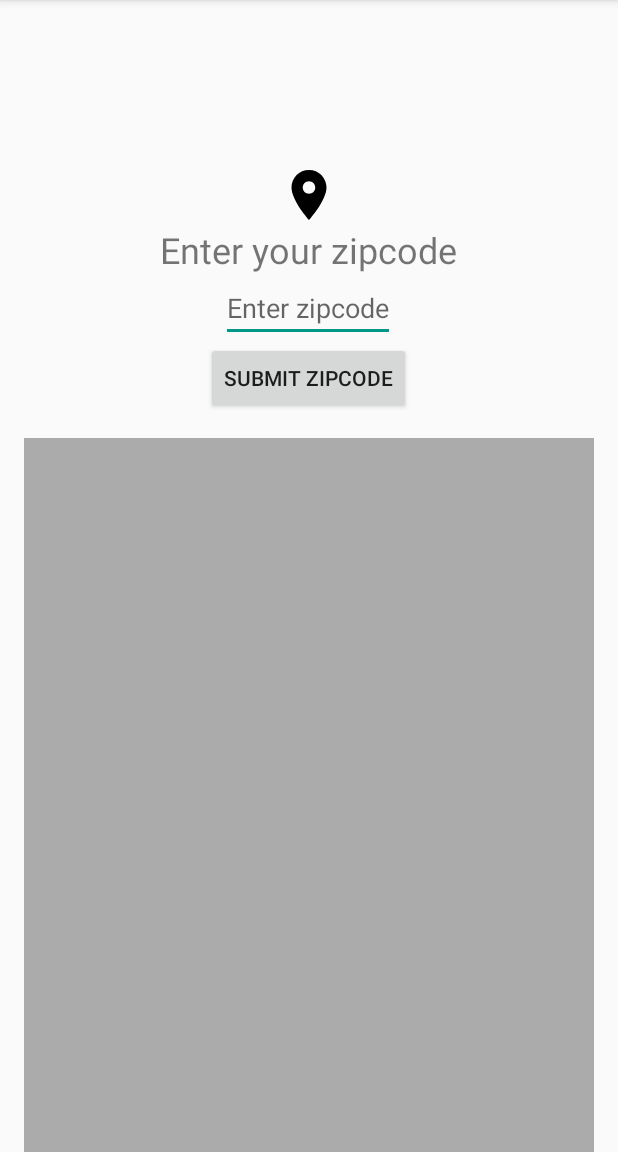
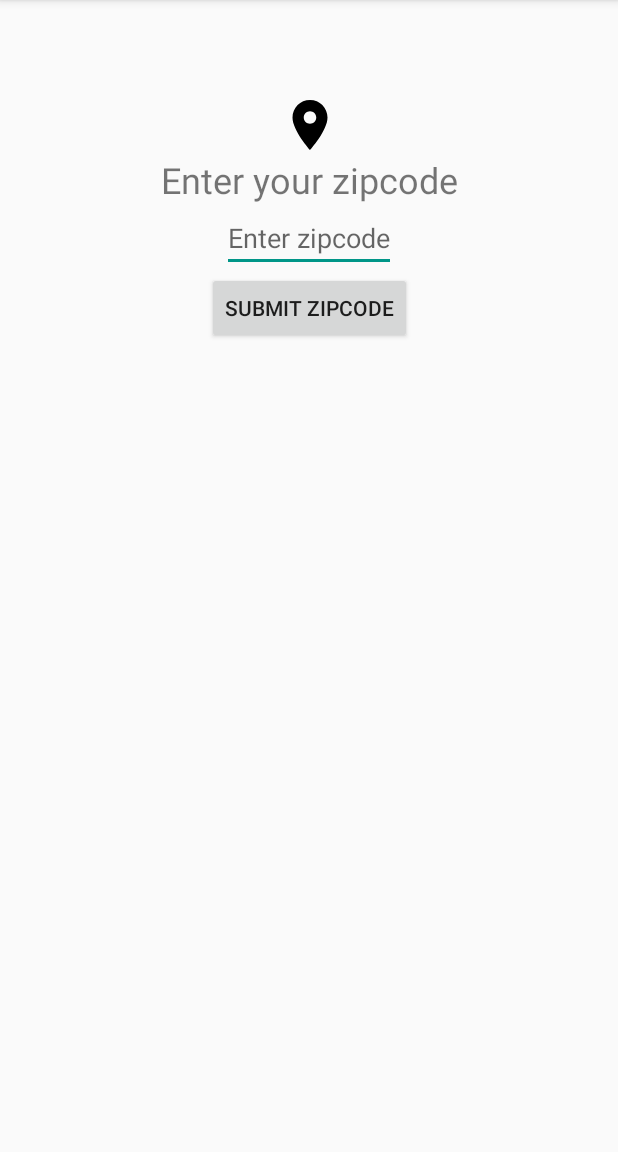
Before and after one commit to eaintphyo/ADseries, an Android app: the screen it shows after launch (MainActivity), on a phone screen of 412 x 824 dp, the part 84-1236 px from its top. Run offline under Robolectric (Android 15) with nearby library versions, the phone set to English and light mode, and no system bars; 1 statement that could not run was skipped.

Commit message:
complete week 5 working with Fragments

```diff
--- /dev/null
+++ b/app/src/main/java/com/mabel/adseries/AppNavigator.kt
@@ -0,0 +1,7 @@
+package com.mabel.adseries
+
+interface AppNavigator {
+
+    fun navigateToCurrentForecast(zipcode: String)
+    fun navigateToLocationEntry()
+}
--- a/app/src/main/java/com/mabel/adseries/MainActivity.kt
+++ b/app/src/main/java/com/mabel/adseries/MainActivity.kt
@@ -1,19 +1,13 @@
 package com.mabel.adseries
 
-import android.content.Intent
 import androidx.appcompat.app.AppCompatActivity
 import android.os.Bundle
-import android.widget.Button
-import android.widget.EditText
-import android.widget.Toast
-import androidx.lifecycle.Observer
-import androidx.recyclerview.widget.LinearLayoutManager
-import androidx.recyclerview.widget.RecyclerView
-import com.mabel.adseries.details.ForecastDetailsActivity
+import com.mabel.adseries.forecast.CurrentForecastFragment
+import com.mabel.adseries.location.LocationEntryFragment
 
-class MainActivity : AppCompatActivity() {
+class MainActivity : AppCompatActivity(), AppNavigator {
 
-    private val forecastRepository = ForecastRepository()
+
     private lateinit var tempDisplaySettingManager: TempDisplaySettingManager
 
     // region Setup Methods
@@ -23,38 +17,25 @@ class MainActivity : AppCompatActivity() {
 
         tempDisplaySettingManager = TempDisplaySettingManager(this)
 
-        var zipcodeEditText: EditText = findViewById(R.id.edZipcode)
-        var enterButton: Button = findViewById(R.id.enterButton)
-
-        enterButton.setOnClickListener {
-            val zipcode: String = zipcodeEditText.text.toString()
-            Toast.makeText(this, zipcode, Toast.LENGTH_SHORT).show()
-
-            if (zipcode.length != 5) {
-                Toast.makeText(this, getString(R.string.zipcode_entry_error), Toast.LENGTH_SHORT).show()
-            }else {
-                forecastRepository.loadForecast(zipcode)
-            }
-        }
-
-        val forecastList: RecyclerView = findViewById(R.id.forecastList)
-        forecastList.layoutManager = LinearLayoutManager(this)
-        val dailyForecastAdapter = DailyForecastAdapter(tempDisplaySettingManager) { forecast ->
-            showForecastDetails(forecast)
-        }
-        forecastList.adapter = dailyForecastAdapter
-
-        val weeklyForecastObserver = Observer<List<DailyForecast>> { forecastItems ->
-            // update our list adapter
-            dailyForecastAdapter.submitList(forecastItems)
-        }
-        forecastRepository.weeklyForecast.observe(this, weeklyForecastObserver)
+        supportFragmentManager
+            .beginTransaction()
+            .add(R.id.fragmentContainer, LocationEntryFragment())
+            .commit()
     }
 
-    private fun showForecastDetails(forecast: DailyForecast) {
-        val forecastDetailsIntent = Intent(this, ForecastDetailsActivity::class.java)
-        forecastDetailsIntent.putExtra("key_temp", forecast.temp)
-        forecastDetailsIntent.putExtra("key_description", forecast.description)
-        startActivity(forecastDetailsIntent)
+
+    override fun navigateToCurrentForecast(zipcode: String) {
+        supportFragmentManager
+            .beginTransaction()
+            .replace(R.id.fragmentContainer, CurrentForecastFragment.newInstance(zipcode))
+            .commit()
+
+    }
+
+    override fun navigateToLocationEntry() {
+        supportFragmentManager
+            .beginTransaction()
+            .replace(R.id.fragmentContainer, LocationEntryFragment())
+            .commit()
     }
 }
--- /dev/null
+++ b/app/src/main/java/com/mabel/adseries/location/LocationEntryFragment.kt
@@ -0,0 +1,50 @@
+package com.mabel.adseries.location
+
+import android.content.Context
+import android.os.Bundle
+import android.view.LayoutInflater
+import android.view.View
+import android.view.ViewGroup
+import android.widget.Button
+import android.widget.EditText
+import android.widget.Toast
+import androidx.fragment.app.Fragment
+import com.mabel.adseries.AppNavigator
+import com.mabel.adseries.R
+
+
+class LocationEntryFragment : Fragment() {
+
+    private lateinit var appNavigator: AppNavigator
+
+    override fun onAttach(context: Context) {
+        super.onAttach(context)
+        appNavigator = context as AppNavigator
+    }
+
+    override fun onCreateView(
+        inflater: LayoutInflater, container: ViewGroup?,
+        savedInstanceState: Bundle?
+    ): View? {
+        // Inflate the layout for this fragment
+        val view = inflater.inflate(R.layout.fragment_location_entry, container, false)
+        // Inflate the layout for this fragment
+
+        val zipcodeEditText: EditText = view.findViewById(R.id.edZipcode)
+        val enterButton: Button = view.findViewById(R.id.enterButton)
+
+        enterButton.setOnClickListener {
+            val zipcode: String = zipcodeEditText.text.toString()
+            Toast.makeText(requireContext(), zipcode, Toast.LENGTH_SHORT).show()
+
+            if (zipcode.length != 5) {
+                Toast.makeText(requireContext(), getString(R.string.zipcode_entry_error), Toast.LENGTH_SHORT).show()
+            }else {
+                appNavigator.navigateToCurrentForecast(zipcode)
+            }
+        }
+
+
+        return view
+    }
+}
--- a/app/src/main/res/layout/activity_main.xml
+++ b/app/src/main/res/layout/activity_main.xml
@@ -2,61 +2,18 @@
 <androidx.constraintlayout.widget.ConstraintLayout xmlns:android="http://schemas.android.com/apk/res/android"
     xmlns:app="http://schemas.android.com/apk/res-auto"
     xmlns:tools="http://schemas.android.com/tools"
+    android:id="@+id/root"
     android:layout_width="match_parent"
     android:layout_height="match_parent"
     tools:context=".MainActivity">
 
-    <ImageView
-        android:id="@+id/icon"
-        android:layout_width="@dimen/zipcode_entry_icon_size"
-        android:layout_height="@dimen/zipcode_entry_icon_size"
-        android:src="@drawable/ic_location_24"
-        app:layout_constraintBottom_toTopOf="@+id/labelZipcode"
-        app:layout_constraintEnd_toEndOf="@+id/labelZipcode"
-        app:layout_constraintStart_toStartOf="@+id/labelZipcode" />
-
-    <TextView
-        android:id="@+id/labelZipcode"
-        android:layout_width="wrap_content"
-        android:layout_height="wrap_content"
-        android:text="Enter your zipcode"
-        android:textSize="@dimen/title_text_height"
-        app:layout_constraintBottom_toTopOf="@+id/edZipcode"
-        app:layout_constraintEnd_toEndOf="@+id/edZipcode"
-        app:layout_constraintStart_toStartOf="@+id/edZipcode" />
-
-    <EditText
-        android:id="@+id/edZipcode"
-        android:layout_width="wrap_content"
-        android:layout_height="wrap_content"
-        android:hint="Enter zipcode"
-        app:layout_constraintBottom_toBottomOf="parent"
+    <FrameLayout
+        android:id="@+id/fragmentContainer"
+        android:layout_width="match_parent"
+        android:layout_height="0dp"
+        app:layout_constraintTop_toTopOf="parent"
+        app:layout_constraintStart_toStartOf="parent"
         app:layout_constraintEnd_toEndOf="parent"
-        app:layout_constraintHorizontal_bias="0.498"
-        app:layout_constraintStart_toStartOf="parent"
-        app:layout_constraintTop_toTopOf="parent"
-        app:layout_constraintVertical_bias="0.253" />
-
-    <Button
-        android:id="@+id/enterButton"
-        android:layout_width="wrap_content"
-        android:layout_height="wrap_content"
-        android:text="SUBMIT ZIPCODE"
-        app:layout_constraintEnd_toEndOf="@+id/edZipcode"
-        app:layout_constraintStart_toStartOf="@+id/edZipcode"
-        app:layout_constraintTop_toBottomOf="@+id/edZipcode" />
-
-    <androidx.recyclerview.widget.RecyclerView
-        android:id="@+id/forecastList"
-        android:layout_width="0dp"
-        android:layout_height="0dp"
-        android:layout_marginStart="16dp"
-        android:layout_marginTop="16dp"
-        android:layout_marginEnd="16dp"
-        android:background="#ABABAB"
-        app:layout_constraintBottom_toBottomOf="parent"
-        app:layout_constraintEnd_toEndOf="parent"
-        app:layout_constraintStart_toStartOf="parent"
-        app:layout_constraintTop_toBottomOf="@+id/enterButton" />
+        app:layout_constraintBottom_toBottomOf="parent"/>
 
 </androidx.constraintlayout.widget.ConstraintLayout>
--- /dev/null
+++ b/app/src/main/res/layout/fragment_location_entry.xml
@@ -0,0 +1,49 @@
+<?xml version="1.0" encoding="utf-8"?>
+<androidx.constraintlayout.widget.ConstraintLayout xmlns:android="http://schemas.android.com/apk/res/android"
+    xmlns:app="http://schemas.android.com/apk/res-auto"
+    xmlns:tools="http://schemas.android.com/tools"
+    android:layout_width="match_parent"
+    android:layout_height="match_parent"
+    tools:context=".location.LocationEntryFragment">
+
+    <ImageView
+        android:id="@+id/icon"
+        android:layout_width="@dimen/zipcode_entry_icon_size"
+        android:layout_height="@dimen/zipcode_entry_icon_size"
+        android:src="@drawable/ic_location_24"
+        app:layout_constraintBottom_toTopOf="@+id/labelZipcode"
+        app:layout_constraintEnd_toEndOf="@+id/labelZipcode"
+        app:layout_constraintStart_toStartOf="@+id/labelZipcode" />
+
+    <TextView
+        android:id="@+id/labelZipcode"
+        android:layout_width="wrap_content"
+        android:layout_height="wrap_content"
+        android:text="Enter your zipcode"
+        android:textSize="@dimen/title_text_height"
+        app:layout_constraintBottom_toTopOf="@+id/edZipcode"
+        app:layout_constraintEnd_toEndOf="@+id/edZipcode"
+        app:layout_constraintStart_toStartOf="@+id/edZipcode" />
+
+    <EditText
+        android:id="@+id/edZipcode"
+        android:layout_width="wrap_content"
+        android:layout_height="wrap_content"
+        android:layout_marginTop="16dp"
+        android:hint="Enter zipcode"
+        app:layout_constraintBottom_toBottomOf="parent"
+        app:layout_constraintEnd_toEndOf="parent"
+        app:layout_constraintStart_toStartOf="parent"
+        app:layout_constraintTop_toTopOf="parent"
+        app:layout_constraintVertical_bias="0.17" />
+
+    <Button
+        android:id="@+id/enterButton"
+        android:layout_width="wrap_content"
+        android:layout_height="wrap_content"
+        android:text="SUBMIT ZIPCODE"
+        app:layout_constraintEnd_toEndOf="@+id/edZipcode"
+        app:layout_constraintStart_toStartOf="@+id/edZipcode"
+        app:layout_constraintTop_toBottomOf="@+id/edZipcode" />
+
+</androidx.constraintlayout.widget.ConstraintLayout>
--- a/app/src/main/res/layout/item_daily_forecast.xml
+++ b/app/src/main/res/layout/item_daily_forecast.xml
@@ -1,10 +1,8 @@
 <?xml version="1.0" encoding="utf-8"?>
 <androidx.constraintlayout.widget.ConstraintLayout xmlns:android="http://schemas.android.com/apk/res/android"
     xmlns:app="http://schemas.android.com/apk/res-auto"
-    xmlns:tools="http://schemas.android.com/tools"
     android:layout_width="match_parent"
     android:layout_height="80dp"
-    android:background="@color/forecast_item_background"
     android:foreground="?attr/selectableItemBackground"
     android:clickable="true">
 
```
Also changed, not shown: app/src/main/java/com/mabel/adseries/forecast/CurrentForecastFragment.kt (added, +85 -0 lines), app/src/main/res/layout/fragment_current_forecast.xml (added, +31 -0 lines).
